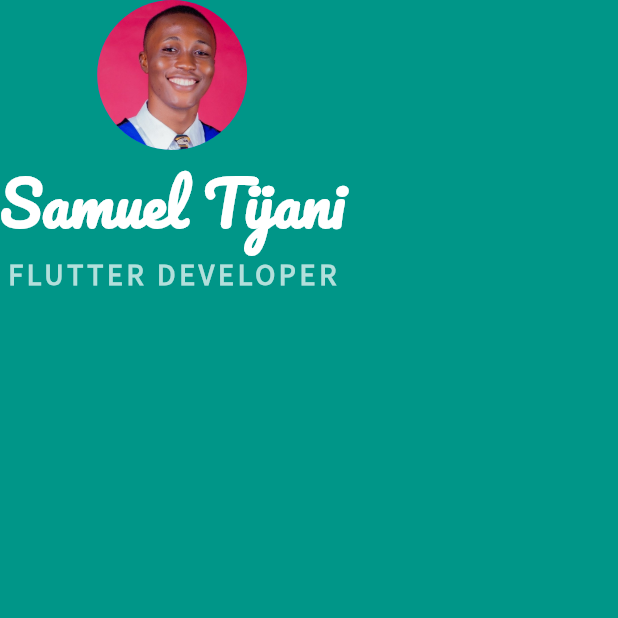
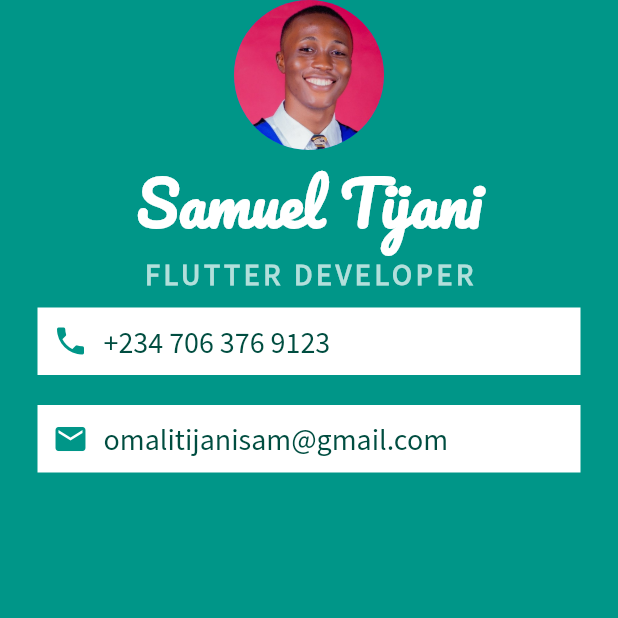
Before and after one commit to thesamtj/sam_card_flutter, a Flutter app: the screen it shows after launch, on a phone screen of 412 x 824 dp, the top half of it. Run offline on Flutter 3.47's test engine with Material 2 defaults, Android fonts, the phone set to English and light mode, and no system bars.

Commit message:
Add material icons

```diff
--- a/lib/main.dart
+++ b/lib/main.dart
@@ -35,6 +35,50 @@ class MyApp extends StatelessWidget {
                     color: Colors.teal.shade100,
                     fontWeight: FontWeight.bold),
               ),
+              Container(
+                color: Colors.white,
+                padding: EdgeInsets.all(10.0),
+                margin: EdgeInsets.symmetric(vertical: 10.0, horizontal: 25.0),
+                child: Row(
+                  children: <Widget>[
+                    Icon(
+                      Icons.phone,
+                      color: Colors.teal,
+                    ),
+                    SizedBox(
+                      width: 10.0,
+                    ),
+                    Text('+234 706 376 9123',
+                        style: TextStyle(
+                          color: Colors.teal.shade900,
+                          fontFamily: 'Source Sans Pro',
+                          fontSize: 20.0,
+                        ))
+                  ],
+                ),
+              ),
+              Container(
+                color: Colors.white,
+                padding: EdgeInsets.all(10.0),
+                margin: EdgeInsets.symmetric(vertical: 10.0, horizontal: 25.0),
+                child: Row(
+                  children: <Widget>[
+                    Icon(
+                      Icons.email,
+                      color: Colors.teal,
+                    ),
+                    SizedBox(
+                      width: 10.0,
+                    ),
+                    Text('omalitijanisam@gmail.com',
+                        style: TextStyle(
+                          color: Colors.teal.shade900,
+                          fontFamily: 'Source Sans Pro',
+                          fontSize: 20.0,
+                        ))
+                  ],
+                ),
+              ),
             ],
           ),
         ),
```
